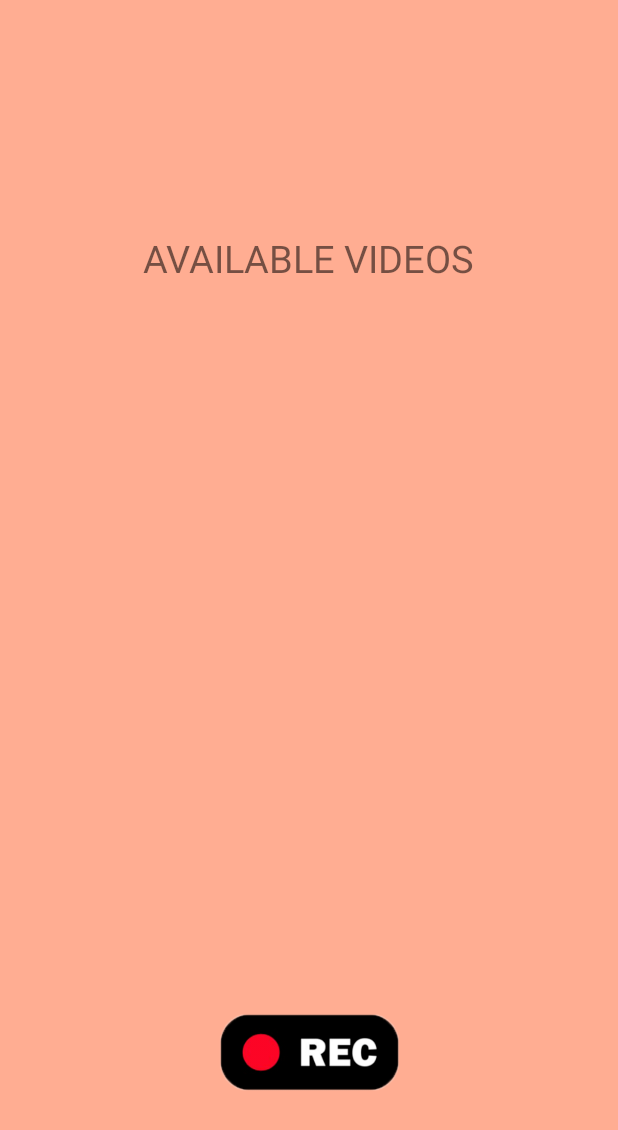
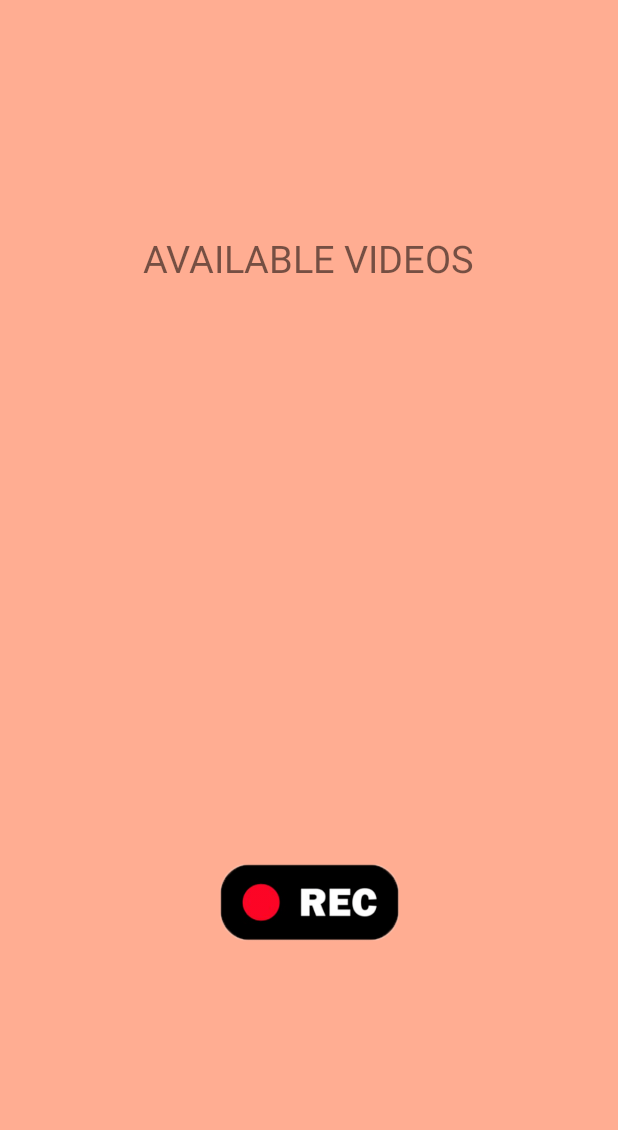
Before and after one commit to Christoforos00/TikaTokaApp, an Android app: the layout activity_upload_videos.xml on its own in the app's theme, with its tools: preview values and no code run, on a phone screen of 412 x 824 dp. Shown: the top 1130 px of the screen. Run offline under Robolectric (Android 15) with nearby library versions, the phone set to English and light mode, and no system bars.

Commit message:
basic sub working

```diff
--- a/app/src/main/AndroidManifest.xml
+++ b/app/src/main/AndroidManifest.xml
@@ -9,7 +9,8 @@
         android:roundIcon="@mipmap/ic_launcher_round"
         android:supportsRtl="true"
         android:theme="@style/Theme.TikaTokaApp">
-        <activity android:name=".View.PublishedVideosActivity"></activity>
+        <activity android:name=".View.UploadVideosActivity"/>
+        <activity android:name=".View.PublishedVideosActivity"/>
         <activity android:name=".View.MenuActivity" />
         <activity android:name=".View.MainActivity">
             <intent-filter>
--- a/app/src/main/res/layout/activity_published_videos.xml
+++ b/app/src/main/res/layout/activity_published_videos.xml
@@ -35,7 +35,7 @@
         android:layout_width="wrap_content"
         android:layout_height="wrap_content"
         android:layout_marginStart="100dp"
-        android:layout_marginTop="600dp"
+        android:layout_marginTop="400dp"
         android:layout_marginEnd="100dp"
         android:layout_marginBottom="20dp"
         android:orientation="vertical"
@@ -60,7 +60,7 @@
         android:layout_marginStart="8dp"
         android:layout_marginTop="150dp"
         android:layout_marginEnd="8dp"
-        android:layout_marginBottom="150dp"
+        android:layout_marginBottom="300dp"
         app:layout_constraintBottom_toBottomOf="parent"
         app:layout_constraintEnd_toEndOf="parent"
         app:layout_constraintStart_toStartOf="parent"
--- a/app/src/main/res/layout/activity_upload_videos.xml
+++ b/app/src/main/res/layout/activity_upload_videos.xml
@@ -30,12 +30,24 @@
 
     </LinearLayout>
 
+    <FrameLayout
+        android:id="@+id/fragment_container"
+        android:layout_width="0dp"
+        android:layout_height="0dp"
+        android:layout_marginStart="8dp"
+        android:layout_marginTop="150dp"
+        android:layout_marginEnd="8dp"
+        android:layout_marginBottom="300dp"
+        app:layout_constraintBottom_toBottomOf="parent"
+        app:layout_constraintEnd_toEndOf="parent"
+        app:layout_constraintStart_toStartOf="parent"
+        app:layout_constraintTop_toTopOf="parent" />
 
     <LinearLayout
         android:layout_width="wrap_content"
         android:layout_height="wrap_content"
         android:layout_marginStart="100dp"
-        android:layout_marginTop="600dp"
+        android:layout_marginTop="400dp"
         android:layout_marginEnd="100dp"
         android:layout_marginBottom="20dp"
         android:orientation="vertical"
@@ -55,20 +67,8 @@
             android:layout_below="@+id/hlTopBar"
             android:background="#00000000"
             android:scaleType="fitXY" />
+
+
     </LinearLayout>
 
-    <FrameLayout
-        android:id="@+id/fragment_container"
-        android:layout_width="0dp"
-        android:layout_height="0dp"
-        android:layout_marginStart="8dp"
-        android:layout_marginTop="150dp"
-        android:layout_marginEnd="8dp"
-        android:layout_marginBottom="150dp"
-        app:layout_constraintBottom_toBottomOf="parent"
-        app:layout_constraintEnd_toEndOf="parent"
-        app:layout_constraintStart_toStartOf="parent"
-        app:layout_constraintTop_toTopOf="parent" />
-
-
 </androidx.constraintlayout.widget.ConstraintLayout>
```
Also changed, not shown: app/src/main/java/gr/aueb/tikatokaapp/View/PublishedVideosActivity.java (+11 -1 lines).
